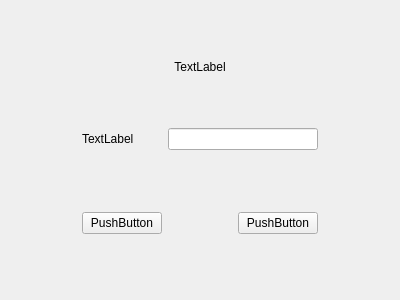
Old version of the form FactoryDefaultWidget.ui in the repository wruwami/TPCAM-M30.
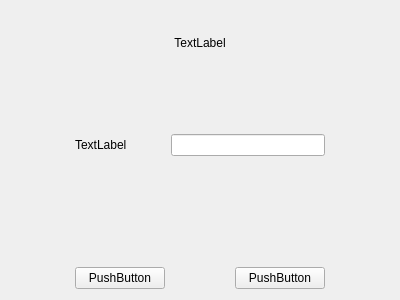
New version of the form. Custom widgets are drawn as their Qt base class.

```diff
--- a/FactoryDefaultWidget.ui
+++ b/FactoryDefaultWidget.ui
@@ -15,7 +15,37 @@
   </property>
   <layout class="QGridLayout" name="gridLayout_2">
    <item row="0" column="0">
-    <layout class="QGridLayout" name="gridLayout" rowstretch="2,2,1,2,1" columnstretch="1,1,1,1,1">
+    <layout class="QGridLayout" name="gridLayout" rowstretch="40,34,40,66,50" columnstretch="100,154,100,154,100">
+     <item row="4" column="1">
+      <widget class="CustomPushButton" name="okPushButton">
+       <property name="text">
+        <string>PushButton</string>
+       </property>
+      </widget>
+     </item>
+     <item row="1" column="1">
+      <spacer name="verticalSpacer">
+       <property name="orientation">
+        <enum>Qt::Vertical</enum>
+       </property>
+       <property name="sizeHint" stdset="0">
+        <size>
+         <width>20</width>
+         <height>40</height>
+        </size>
+       </property>
+      </spacer>
+     </item>
+     <item row="2" column="2" colspan="2">
+      <widget class="CustomLineEdit" name="lineEdit"/>
+     </item>
+     <item row="2" column="1">
+      <widget class="CustomLabel" name="pwLabel">
+       <property name="text">
+        <string>TextLabel</string>
+       </property>
+      </widget>
+     </item>
      <item row="0" column="0" colspan="5">
       <widget class="CustomLabel" name="factoryDefaultLabel">
        <property name="text">
@@ -26,46 +56,7 @@
        </property>
       </widget>
      </item>
-     <item row="4" column="0">
-      <spacer name="horizontalSpacer_3">
-       <property name="orientation">
-        <enum>Qt::Horizontal</enum>
-       </property>
-       <property name="sizeHint" stdset="0">
-        <size>
-         <width>40</width>
-         <height>20</height>
-        </size>
-       </property>
-      </spacer>
-     </item>
-     <item row="4" column="4">
-      <spacer name="horizontalSpacer_2">
-       <property name="orientation">
-        <enum>Qt::Horizontal</enum>
-       </property>
-       <property name="sizeHint" stdset="0">
-        <size>
-         <width>40</width>
-         <height>20</height>
-        </size>
-       </property>
-      </spacer>
-     </item>
-     <item row="4" column="2">
-      <spacer name="horizontalSpacer">
-       <property name="orientation">
-        <enum>Qt::Horizontal</enum>
-       </property>
-       <property name="sizeHint" stdset="0">
-        <size>
-         <width>40</width>
-         <height>20</height>
-        </size>
-       </property>
-      </spacer>
-     </item>
-     <item row="1" column="4">
+     <item row="2" column="4">
       <spacer name="horizontalSpacer_4">
        <property name="orientation">
         <enum>Qt::Horizontal</enum>
@@ -78,29 +69,25 @@
        </property>
       </spacer>
      </item>
-     <item row="3" column="1">
-      <widget class="CustomPushButton" name="okPushButton">
-       <property name="text">
-        <string>PushButton</string>
-       </property>
-      </widget>
-     </item>
-     <item row="3" column="3">
+     <item row="4" column="3">
       <widget class="CustomPushButton" name="cancelPushButton">
        <property name="text">
         <string>PushButton</string>
        </property>
       </widget>
      </item>
-     <item row="1" column="2" colspan="2">
-      <widget class="CustomLineEdit" name="lineEdit"/>
-     </item>
-     <item row="1" column="1">
-      <widget class="CustomLabel" name="pwLabel">
-       <property name="text">
-        <string>TextLabel</string>
+     <item row="3" column="0">
+      <spacer name="verticalSpacer_2">
+       <property name="orientation">
+        <enum>Qt::Vertical</enum>
        </property>
-      </widget>
+       <property name="sizeHint" stdset="0">
+        <size>
+         <width>20</width>
+         <height>40</height>
+        </size>
+       </property>
+      </spacer>
      </item>
     </layout>
    </item>
```
